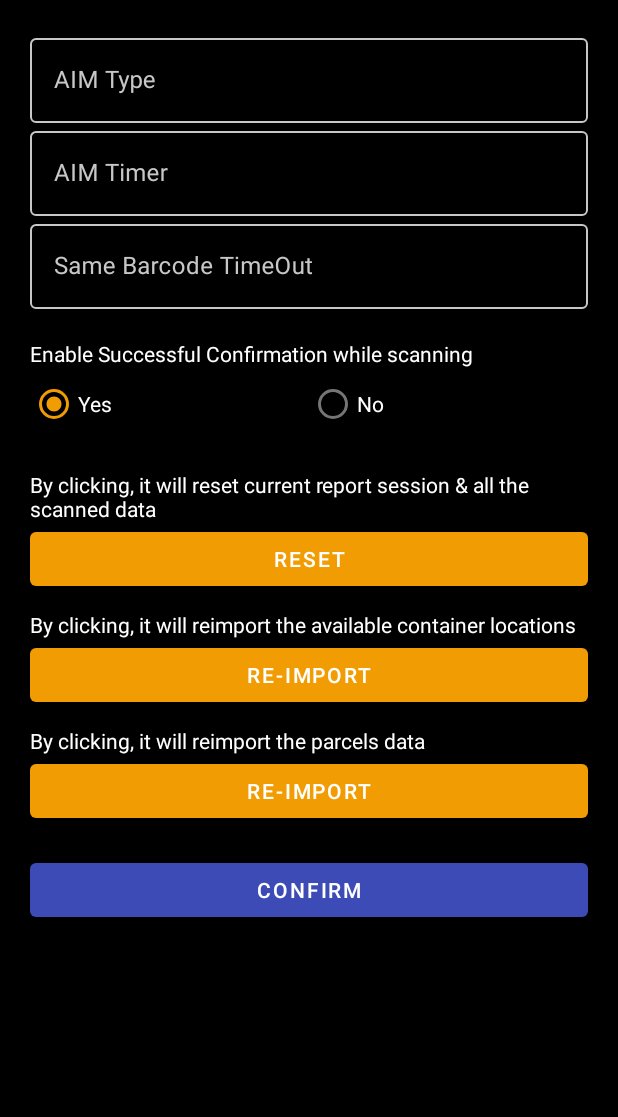
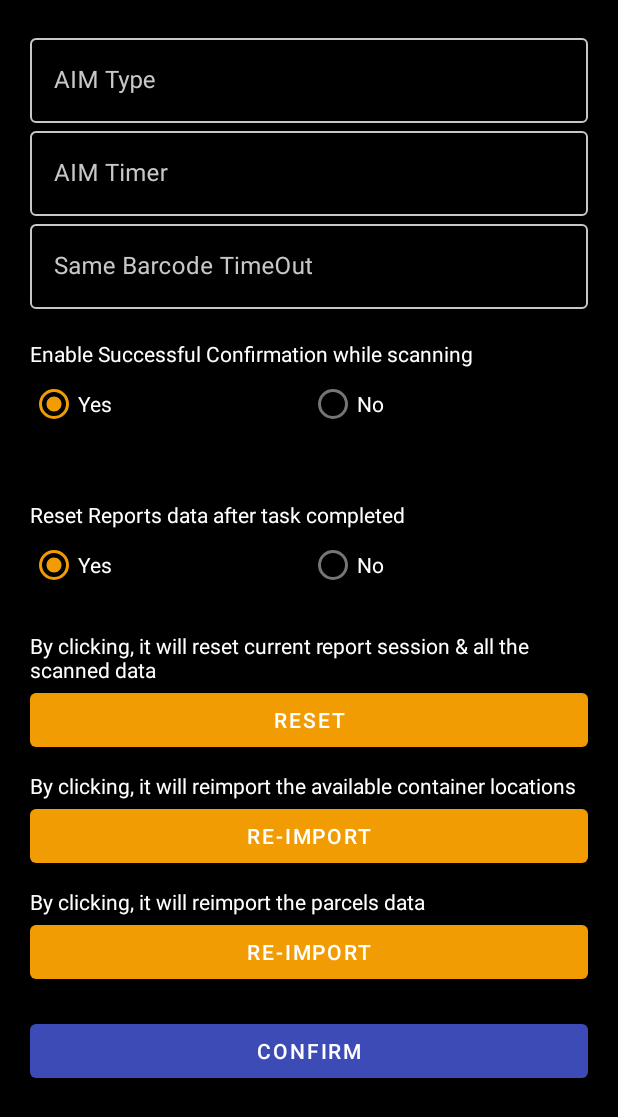
Before and after one commit to ZebraDevs/kotlin-ws50-parcels-demo, an Android app: the SettingsFragment screen opened through its navigation route, on a phone screen of 412 x 824 dp. Shown: the top 1117 px of the screen. Run offline under Robolectric (Android 15) with nearby library versions, the phone set to English and light mode, and no system bars; 2 statements that could not run were skipped.

Commit message:
Add a new Setting preference to reset reports data after completed task
Signed-off-by: Calin Neamtu <nilac8991@gmail.com>

```diff
--- a/app/src/main/java/com/zebra/nilac/csvbarcodelookup/AppConstants.kt
+++ b/app/src/main/java/com/zebra/nilac/csvbarcodelookup/AppConstants.kt
@@ -25,5 +25,7 @@ object AppConstants {
     const val DW_SCANNER_INTENT_ACTION = "com.zebra.nilac.csvbarcodelookup.SCANNER"
     const val DW_DATA_STRING_TAG = "com.symbol.datawedge.data_string"
 
-    const val USE_GREEN_DIALOG_WHILE_SCANNING = "com.zebra.nilac.csvbarcodelookup.USE_GREEN_DIALOG_WHILE_SCANNING"
+    const val USE_GREEN_DIALOG_WHILE_SCANNING =
+        "com.zebra.nilac.csvbarcodelookup.USE_GREEN_DIALOG_WHILE_SCANNING"
+    const val RESET_REPORTS_AFTER_TASK_COMPLETED = "com.zebra.nilac.csvbarcodelookup.RESET_REPORTS_AFTER_TASK_COMPLETED"
 }
--- a/app/src/main/res/layout/fragment_settings.xml
+++ b/app/src/main/res/layout/fragment_settings.xml
@@ -121,6 +121,52 @@
             </LinearLayout>
 
             <LinearLayout
+                android:id="@+id/reset_report_after_task_chk_container"
+                android:layout_width="match_parent"
+                android:layout_height="wrap_content"
+                android:layout_marginTop="@dimen/def_half_margin"
+                android:layout_marginBottom="@dimen/def_half_margin"
+                android:orientation="vertical">
+
+                <TextView
+                    android:layout_width="match_parent"
+                    android:layout_height="wrap_content"
+                    android:gravity="center_vertical"
+                    android:text="@string/setting_reset_report_data_after_task_completed"
+                    android:textColor="@color/white"
+                    android:textSize="14sp" />
+
+                <RadioGroup
+                    android:id="@+id/reset_report_radio_group"
+                    android:layout_width="match_parent"
+                    android:layout_height="wrap_content"
+                    android:orientation="horizontal">
+
+                    <com.google.android.material.radiobutton.MaterialRadioButton
+                        android:id="@+id/reset_report_choice_yes_radio"
+                        android:layout_width="0dp"
+                        android:layout_height="wrap_content"
+                        android:layout_weight="1"
+                        android:background="@null"
+                        android:checked="true"
+                        android:text="Yes"
+                        android:textColor="@color/white"
+                        android:textSize="14sp" />
+
+                    <com.google.android.material.radiobutton.MaterialRadioButton
+                        android:id="@+id/reset_report_choice_no_radio"
+                        android:layout_width="0dp"
+                        android:layout_height="wrap_content"
+                        android:layout_weight="1"
+                        android:background="@null"
+                        android:text="No"
+                        android:textColor="@color/white"
+                        android:textSize="14sp" />
+                </RadioGroup>
+
+            </LinearLayout>
+
+            <LinearLayout
                 android:id="@+id/data_container"
                 android:layout_width="match_parent"
                 android:layout_height="wrap_content"
--- a/app/src/main/res/values/strings.xml
+++ b/app/src/main/res/values/strings.xml
@@ -29,6 +29,7 @@
     <string name="setting_aim_timer_timeout">AIM Timer</string>
     <string name="setting_aim_same_barcode_timeout">Same Barcode TimeOut</string>
     <string name="setting_enable_confirmation_screen_on_scanning">Enable "Successful Confirmation" while scanning</string>
+    <string name="setting_reset_report_data_after_task_completed">Reset Reports data after task completed</string>
 
     <string name="setting_reset_report_data_label">By clicking, it will reset current report session &amp; all the scanned data</string>
     <string name="setting_re_import_container_locations_label">By clicking, it will reimport the available container locations</string>
```
Also changed, not shown: app/src/main/java/com/zebra/nilac/csvbarcodelookup/InternalViewModel.kt (+13 -3 lines), app/src/main/java/com/zebra/nilac/csvbarcodelookup/ui/init/InitActivity.kt (+11 -0 lines), app/src/main/java/com/zebra/nilac/csvbarcodelookup/ui/operation/ParcelBarcodeScanFragment.kt (+14 -4 lines), app/src/main/java/com/zebra/nilac/csvbarcodelookup/ui/settings/SettingsFragment.kt (+7 -2 lines).
